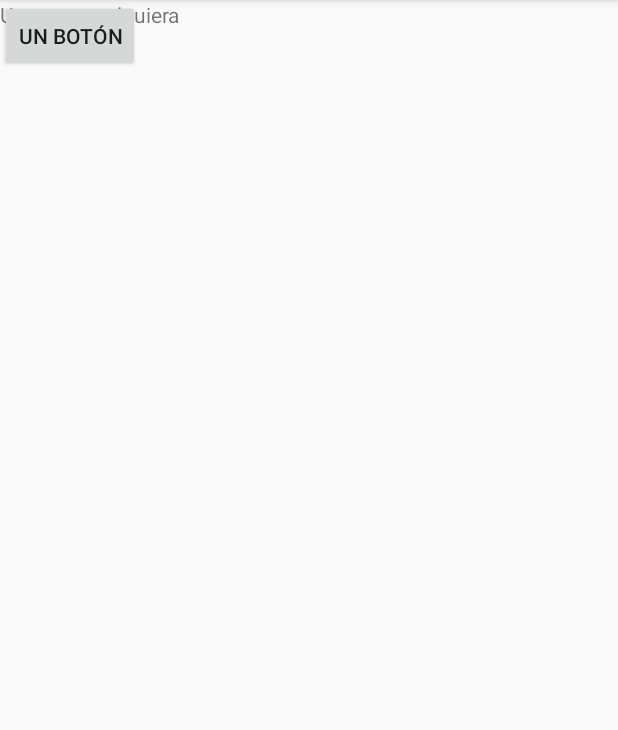
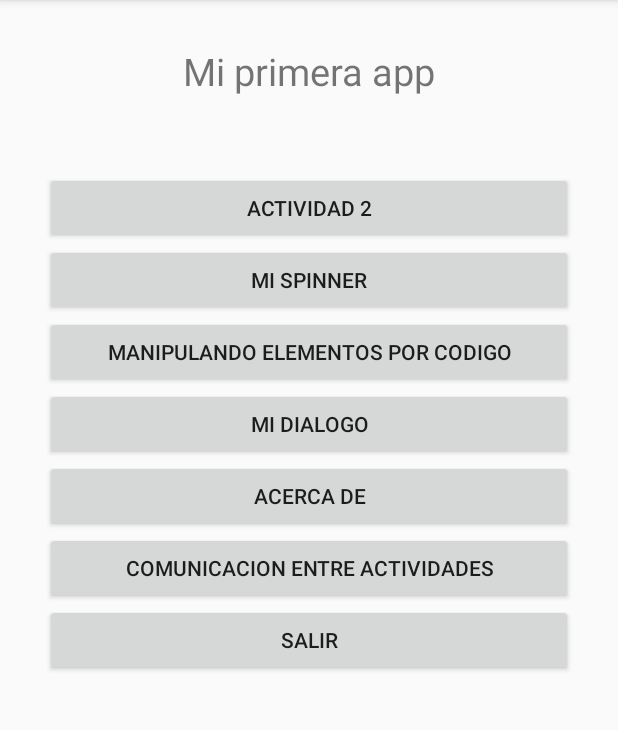
Before and after one commit to anggonzales/U1Tema1Kotlin, an Android app: the screen it shows after launch (Main2Activity before the commit, actividad3 after it), on a phone screen of 412 x 824 dp, the part 84-814 px from its top. Run offline under Robolectric (Android 15) with nearby library versions, the phone set to English and light mode, and no system bars.

Commit message:
Creando una nueva actividad3 y cambio en el Manifest

```diff
--- a/app/src/main/AndroidManifest.xml
+++ b/app/src/main/AndroidManifest.xml
@@ -9,9 +9,10 @@
         android:roundIcon="@mipmap/ic_launcher_round"
         android:supportsRtl="true"
         android:theme="@style/AppTheme">
-        <activity android:name=".layout2"></activity>
+        <activity android:name=".Main2Activity"></activity>
+        <activity android:name=".layout2" />
         <activity android:name=".MainActivity" />
-        <activity android:name=".Main2Activity">
+        <activity android:name=".actividad3">
             <intent-filter>
                 <action android:name="android.intent.action.MAIN" />
 
--- /dev/null
+++ b/app/src/main/java/com/example/u1tema1kotlin/actividad3.kt
@@ -0,0 +1,12 @@
+package com.example.u1tema1kotlin
+
+import androidx.appcompat.app.AppCompatActivity
+import android.os.Bundle
+
+class actividad3 : AppCompatActivity() {
+
+    override fun onCreate(savedInstanceState: Bundle?) {
+        super.onCreate(savedInstanceState)
+        setContentView(R.layout.activity_actividad3)
+    }
+}
--- /dev/null
+++ b/app/src/main/res/layout/activity_actividad3.xml
@@ -0,0 +1,68 @@
+<ScrollView xmlns:android="http://schemas.android.com/apk/res/android"
+    android:orientation="vertical"
+    android:layout_width="match_parent"
+    android:layout_height="wrap_content">
+
+    <LinearLayout xmlns:android
+        ="http://schemas.android.com/apk/res/android"
+        xmlns:tools
+            ="http://schemas.android.com/tools"
+        android:orientation="vertical"
+        android:layout_width="match_parent"
+        android:layout_height="match_parent"
+        android:gravity="center"
+        android:padding="30dp"
+        >
+
+        <TextView
+            android:layout_width="match_parent"
+            android:layout_height="wrap_content"
+            android:text="@string/tituloAplicacion"
+            android:gravity="center"
+            android:textSize="25sp"
+            android:layout_marginBottom="50dp"/>
+
+        <Button android:id="@+id/button01"
+            android:layout_height="wrap_content"
+            android:layout_width="match_parent"
+            android:text="@string/opcion1"
+            android:onClick="actividad2" />
+
+        <Button
+            android:layout_height="wrap_content"
+            android:layout_width="match_parent"
+            android:text="@string/opcion3"
+            android:onClick="mispinner" />
+
+        <Button android:id="@+id/button02"
+            android:layout_height="wrap_content"
+            android:layout_width="match_parent"
+            android:text="@string/opcion2"
+            android:onClick="manipulacion"/>
+
+        <Button
+            android:layout_height="wrap_content"
+            android:layout_width="match_parent"
+            android:text="@string/dialogo"
+            android:onClick="dialogo"/>
+
+        <Button
+            android:layout_height="wrap_content"
+            android:layout_width="match_parent"
+            android:text="@string/Acercade"
+            android:onClick="AcercaDe"/>
+
+        <Button android:id="@+id/button4"
+            android:layout_height="wrap_content"
+            android:layout_width="match_parent"
+            android:text="@string/opcion4"
+            android:onClick="comunicacion1"/>
+
+        <Button android:id="@+id/button03"
+            android:layout_height="wrap_content"
+            android:layout_width="match_parent"
+            android:text="@string/Salir"
+            android:onClick="Salir"/>
+
+    </LinearLayout>
+</ScrollView>
--- a/app/src/main/res/values/strings.xml
+++ b/app/src/main/res/values/strings.xml
@@ -1,3 +1,12 @@
 <resources>
     <string name="app_name">U1Tema1Kotlin</string>
+    <string name="opcion1">Actividad 2</string>
+    <string name="opcion2">Manipulando elementos por codigo</string>
+    <string name="Salir">Salir</string>
+    <string name="tituloAplicacion">Mi primera app</string>
+    <string name="action_settings">Configuración</string>
+    <string name="opcion3">Mi Spinner</string>
+    <string name="dialogo">Mi dialogo</string>
+    <string name="Acercade">Acerca de </string>
+    <string name="opcion4">Comunicacion entre Actividades</string>
 </resources>
```
